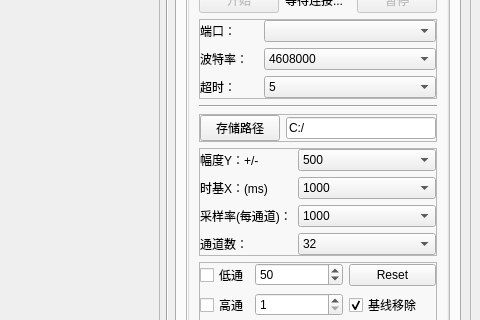
Before: the Qt Designer form AAA/ui/mainWindow.ui in Bayyys/Notes, drawn with Qt 5; both pictures show x 780 to 1260 and y 152 to 472 of the 1260 by 866 pixel window.
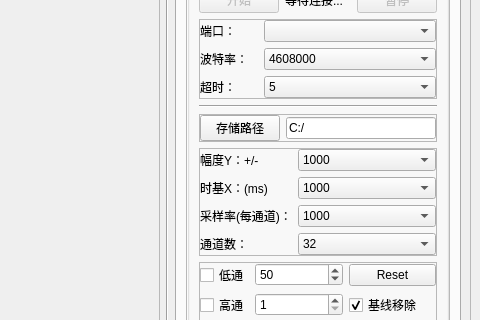
After: the same form once the commit is applied.

Patch:
```diff
--- a/AAA/ui/mainWindow.ui
+++ b/AAA/ui/mainWindow.ui
@@ -593,7 +593,7 @@
                        </sizepolicy>
                       </property>
                       <property name="currentIndex">
-                       <number>4</number>
+                       <number>5</number>
                       </property>
                       <item>
                        <property name="text">
```
